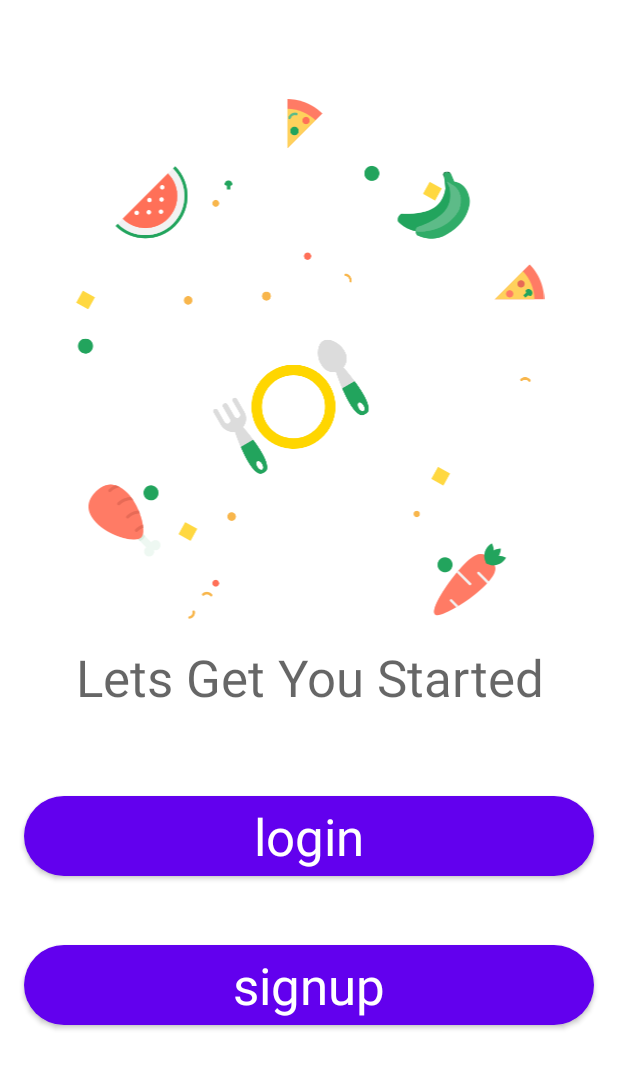
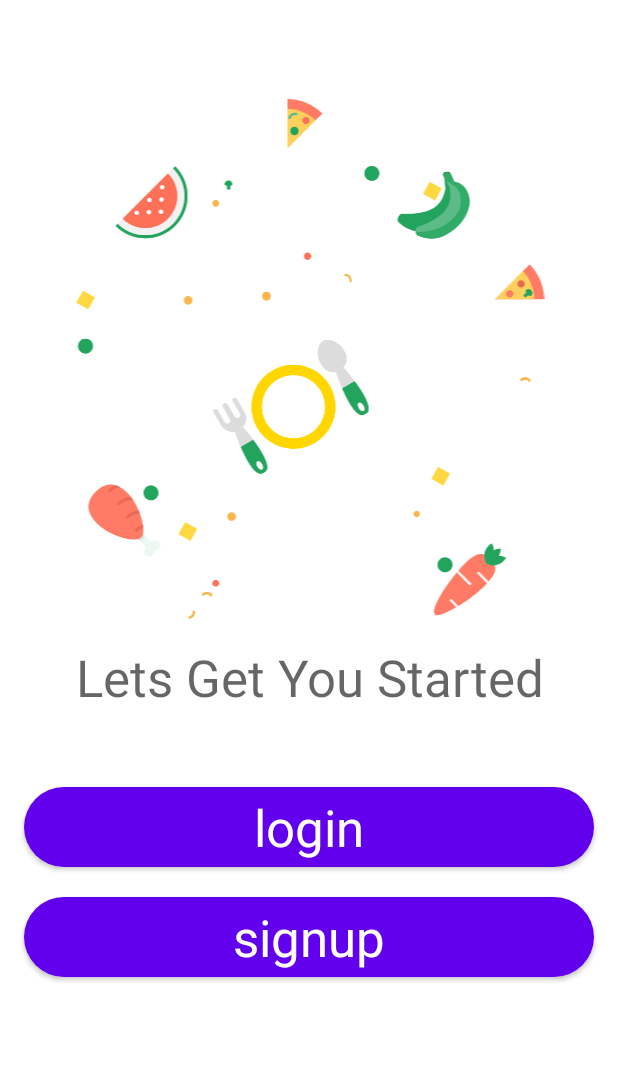
Before and after one commit to ma-za-kpe/FoodAway, an Android app: the StartFragment screen opened directly, with no data from a screen before it, on a phone screen of 412 x 824 dp. Shown: the top 1069 px of the screen. Run offline under Robolectric (Android 15) with nearby library versions, the phone set to English and light mode, and no system bars.

Commit message:
update main fragment style

```diff
--- a/app/src/main/res/layout/main_fragment.xml
+++ b/app/src/main/res/layout/main_fragment.xml
@@ -34,27 +34,27 @@
         android:layout_width="wrap_content"
         android:layout_height="wrap_content"
         android:orientation="horizontal"
-        app:layout_constraintGuide_end="100dp" />
+        app:layout_constraintGuide_end="16dp" />
 
     <ImageView
         android:id="@+id/imageView"
         android:layout_width="0dp"
         android:layout_height="wrap_content"
         android:layout_marginTop="16dp"
+        android:contentDescription="@string/image_of_food"
         android:src="@drawable/start"
         app:layout_constraintDimensionRatio="w,1:1"
         app:layout_constraintEnd_toStartOf="@+id/guideline2"
         app:layout_constraintStart_toStartOf="@+id/guideline"
-        app:layout_constraintTop_toTopOf="@+id/guideline3"
-        android:contentDescription="@string/image_of_food" />
+        app:layout_constraintTop_toTopOf="@+id/guideline3" />
 
     <TextView
         android:id="@+id/textView"
         android:layout_width="0dp"
         android:layout_height="wrap_content"
         android:layout_marginTop="16dp"
+        android:gravity="center"
         android:text="@string/lets_get_you_started"
-        android:gravity="center"
         android:textAppearance="@style/TextAppearance.AppCompat.Display1"
         app:layout_constraintEnd_toStartOf="@+id/guideline2"
         app:layout_constraintStart_toStartOf="@+id/guideline"
@@ -65,13 +65,14 @@
         android:id="@+id/signup"
         android:layout_width="0dp"
         android:layout_height="wrap_content"
+        android:layout_marginTop="8dp"
         android:elevation="4dp"
         android:text="@string/signup"
         android:textAppearance="@style/TextAppearance.AppCompat.Display1"
         app:cornerRadius="32dp"
         app:layout_constraintBottom_toTopOf="@+id/guideline4"
         app:layout_constraintEnd_toStartOf="@+id/guideline2"
-        app:layout_constraintHorizontal_bias="0.5"
+        app:layout_constraintHorizontal_bias="1.0"
         app:layout_constraintStart_toStartOf="@+id/guideline"
         app:layout_constraintTop_toBottomOf="@+id/login" />
 
@@ -86,7 +87,9 @@
         app:cornerRadius="32dp"
         app:layout_constraintBottom_toTopOf="@+id/signup"
         app:layout_constraintEnd_toStartOf="@+id/guideline2"
-        app:layout_constraintHorizontal_bias="0.5"
+        app:layout_constraintHorizontal_bias="0.0"
         app:layout_constraintStart_toStartOf="@+id/guideline"
-        app:layout_constraintTop_toBottomOf="@+id/textView" />
+        app:layout_constraintTop_toBottomOf="@+id/textView"
+        app:layout_constraintVertical_bias="0.16000003"
+        app:layout_constraintVertical_chainStyle="packed" />
 </androidx.constraintlayout.widget.ConstraintLayout>
```
